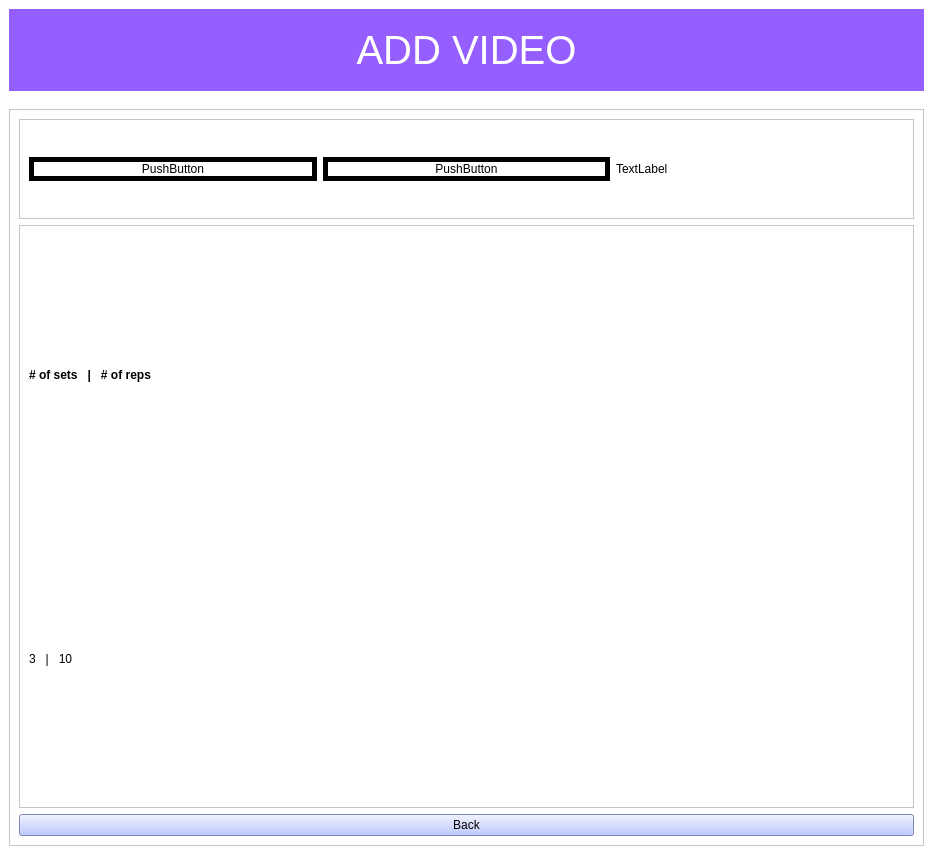
This is copyclare/ui/video_addition.ui in MotionInput/Team14-CopyClare as Qt 5 draws it before an edit. The edited form follows.
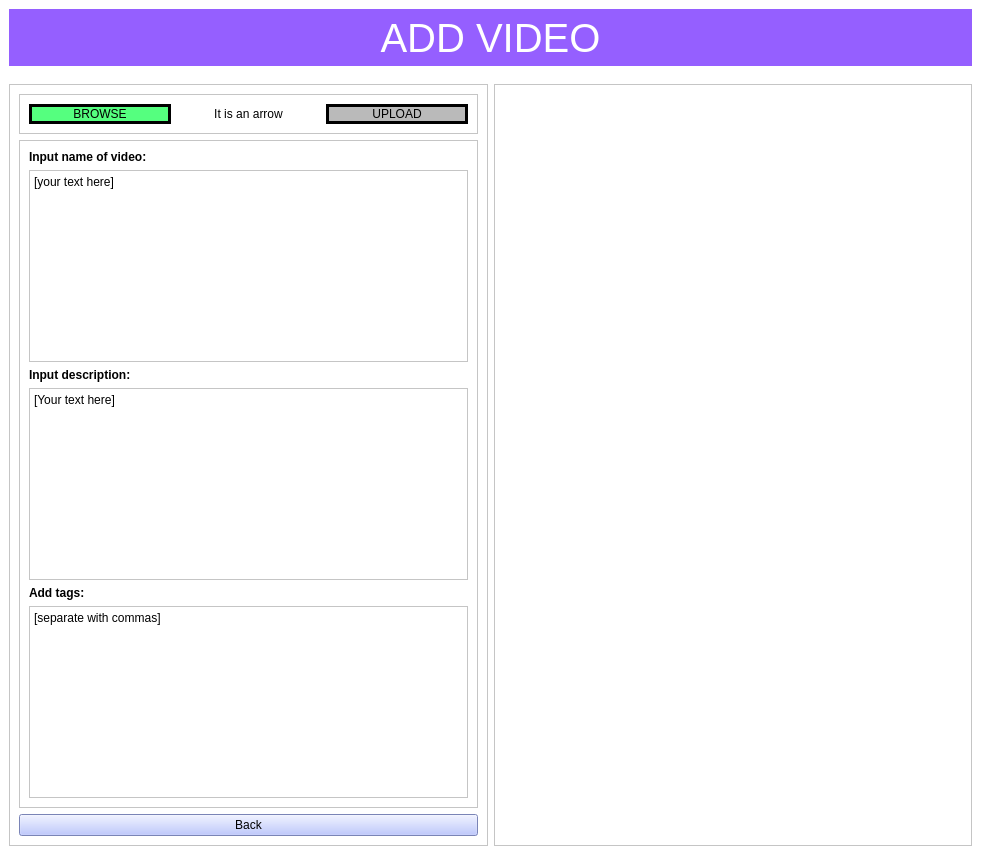
This is the edited form.

Commit message: improve video addition part

The edit to the form file:
```diff
--- a/copyclare/ui/video_addition.ui
+++ b/copyclare/ui/video_addition.ui
@@ -6,7 +6,7 @@
    <rect>
     <x>0</x>
     <y>0</y>
-    <width>933</width>
+    <width>981</width>
     <height>855</height>
    </rect>
   </property>
@@ -166,17 +166,23 @@
            <layout class="QVBoxLayout" name="verticalLayout_3">
             <item>
              <widget class="QFrame" name="states">
+              <property name="sizePolicy">
+               <sizepolicy hsizetype="Preferred" vsizetype="Maximum">
+                <horstretch>0</horstretch>
+                <verstretch>0</verstretch>
+               </sizepolicy>
+              </property>
               <property name="maximumSize">
                <size>
                 <width>16000</width>
-                <height>100</height>
+                <height>300</height>
                </size>
               </property>
               <property name="styleSheet">
                <string notr="true">QPushButton{
 		border-radius: 30px;
 		border-style:solid;
-  		border-width:5px;
+  		border-width:3px;
 		border-color: rgb(0, 0, 0);
 }</string>
               </property>
@@ -195,31 +201,37 @@
                    <height>16777215</height>
                   </size>
                  </property>
-                 <property name="text">
-                  <string>PushButton</string>
-                 </property>
-                </widget>
-               </item>
-               <item>
-                <widget class="QPushButton" name="pushButton">
-                 <property name="maximumSize">
-                  <size>
-                   <width>16000</width>
-                   <height>16777215</height>
-                  </size>
-                 </property>
                  <property name="styleSheet">
-                  <string notr="true"/>
+                  <string notr="true">background-color: rgb(85, 255, 127);</string>
                  </property>
                  <property name="text">
-                  <string>PushButton</string>
+                  <string>BROWSE</string>
                  </property>
                 </widget>
                </item>
                <item>
                 <widget class="QLabel" name="label">
                  <property name="text">
-                  <string>TextLabel</string>
+                  <string>It is an arrow</string>
+                 </property>
+                 <property name="alignment">
+                  <set>Qt::AlignCenter</set>
+                 </property>
+                </widget>
+               </item>
+               <item>
+                <widget class="QPushButton" name="pushButton">
+                 <property name="maximumSize">
+                  <size>
+                   <width>16000</width>
+                   <height>16777215</height>
+                  </size>
+                 </property>
+                 <property name="styleSheet">
+                  <string notr="true">background-color: rgb(186, 186, 186);</string>
+                 </property>
+                 <property name="text">
+                  <string>UPLOAD</string>
                  </property>
                 </widget>
                </item>
@@ -256,20 +268,90 @@
                   </font>
                  </property>
                  <property name="text">
-                  <string># of sets   |   # of reps</string>
+                  <string>Input name of video:</string>
                  </property>
                 </widget>
                </item>
                <item>
-                <widget class="QLabel" name="repetitions">
+                <widget class="QTextEdit" name="video_name_editor">
+                 <property name="sizePolicy">
+                  <sizepolicy hsizetype="Preferred" vsizetype="Preferred">
+                   <horstretch>0</horstretch>
+                   <verstretch>0</verstretch>
+                  </sizepolicy>
+                 </property>
                  <property name="maximumSize">
                   <size>
-                   <width>16000</width>
-                   <height>16777215</height>
+                   <width>16777215</width>
+                   <height>600</height>
                   </size>
                  </property>
+                 <property name="html">
+                  <string>&lt;!DOCTYPE HTML PUBLIC &quot;-//W3C//DTD HTML 4.0//EN&quot; &quot;http://www.w3.org/TR/REC-html40/strict.dtd&quot;&gt;
+&lt;html&gt;&lt;head&gt;&lt;meta name=&quot;qrichtext&quot; content=&quot;1&quot; /&gt;&lt;style type=&quot;text/css&quot;&gt;
+p, li { white-space: pre-wrap; }
+&lt;/style&gt;&lt;/head&gt;&lt;body style=&quot; font-family:'SimSun'; font-size:9pt; font-weight:400; font-style:normal;&quot;&gt;
+&lt;p style=&quot; margin-top:0px; margin-bottom:0px; margin-left:0px; margin-right:0px; -qt-block-indent:0; text-indent:0px;&quot;&gt;[your text here]&lt;/p&gt;&lt;/body&gt;&lt;/html&gt;</string>
+                 </property>
+                </widget>
+               </item>
+               <item>
+                <widget class="QLabel" name="description">
+                 <property name="font">
+                  <font>
+                   <weight>75</weight>
+                   <bold>true</bold>
+                  </font>
+                 </property>
                  <property name="text">
-                  <string>3   |   10</string>
+                  <string>Input description:</string>
+                 </property>
+                </widget>
+               </item>
+               <item>
+                <widget class="QTextEdit" name="description_editor">
+                 <property name="sizePolicy">
+                  <sizepolicy hsizetype="Preferred" vsizetype="Preferred">
+                   <horstretch>0</horstretch>
+                   <verstretch>0</verstretch>
+                  </sizepolicy>
+                 </property>
+                 <property name="html">
+                  <string>&lt;!DOCTYPE HTML PUBLIC &quot;-//W3C//DTD HTML 4.0//EN&quot; &quot;http://www.w3.org/TR/REC-html40/strict.dtd&quot;&gt;
+&lt;html&gt;&lt;head&gt;&lt;meta name=&quot;qrichtext&quot; content=&quot;1&quot; /&gt;&lt;style type=&quot;text/css&quot;&gt;
+p, li { white-space: pre-wrap; }
+&lt;/style&gt;&lt;/head&gt;&lt;body style=&quot; font-family:'SimSun'; font-size:9pt; font-weight:400; font-style:normal;&quot;&gt;
+&lt;p style=&quot; margin-top:0px; margin-bottom:0px; margin-left:0px; margin-right:0px; -qt-block-indent:0; text-indent:0px;&quot;&gt;[Your text here]&lt;/p&gt;&lt;/body&gt;&lt;/html&gt;</string>
+                 </property>
+                </widget>
+               </item>
+               <item>
+                <widget class="QLabel" name="tags">
+                 <property name="font">
+                  <font>
+                   <weight>75</weight>
+                   <bold>true</bold>
+                  </font>
+                 </property>
+                 <property name="text">
+                  <string>Add tags:</string>
+                 </property>
+                </widget>
+               </item>
+               <item>
+                <widget class="QTextEdit" name="tags_editor">
+                 <property name="sizePolicy">
+                  <sizepolicy hsizetype="Preferred" vsizetype="Preferred">
+                   <horstretch>0</horstretch>
+                   <verstretch>0</verstretch>
+                  </sizepolicy>
+                 </property>
+                 <property name="html">
+                  <string>&lt;!DOCTYPE HTML PUBLIC &quot;-//W3C//DTD HTML 4.0//EN&quot; &quot;http://www.w3.org/TR/REC-html40/strict.dtd&quot;&gt;
+&lt;html&gt;&lt;head&gt;&lt;meta name=&quot;qrichtext&quot; content=&quot;1&quot; /&gt;&lt;style type=&quot;text/css&quot;&gt;
+p, li { white-space: pre-wrap; }
+&lt;/style&gt;&lt;/head&gt;&lt;body style=&quot; font-family:'SimSun'; font-size:9pt; font-weight:400; font-style:normal;&quot;&gt;
+&lt;p style=&quot; margin-top:0px; margin-bottom:0px; margin-left:0px; margin-right:0px; -qt-block-indent:0; text-indent:0px;&quot;&gt;[separate with commas]&lt;/p&gt;&lt;/body&gt;&lt;/html&gt;</string>
                  </property>
                 </widget>
                </item>
@@ -295,6 +377,16 @@
            </layout>
           </widget>
          </item>
+         <item>
+          <widget class="QFrame" name="video_trimmer">
+           <property name="frameShape">
+            <enum>QFrame::StyledPanel</enum>
+           </property>
+           <property name="frameShadow">
+            <enum>QFrame::Raised</enum>
+           </property>
+          </widget>
+         </item>
         </layout>
        </widget>
       </item>
```
Left out of the diff: 4 changed lines with no effect on the pictures. The commit also changes 1 other file.
